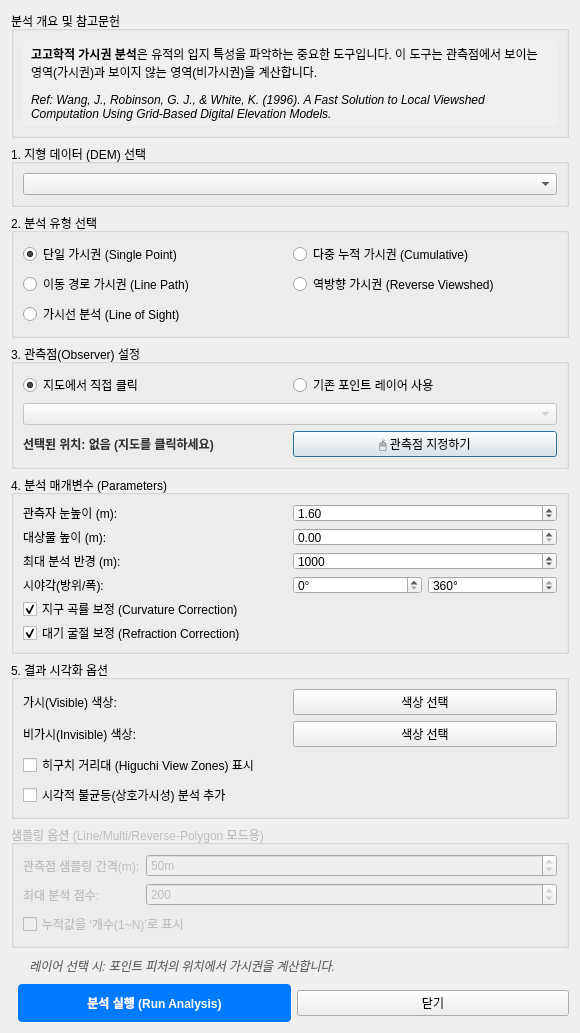
This is tools/viewshed_dialog_base.ui in lzpxilfe/ar as Qt 5 draws it before an edit. The edited form follows.
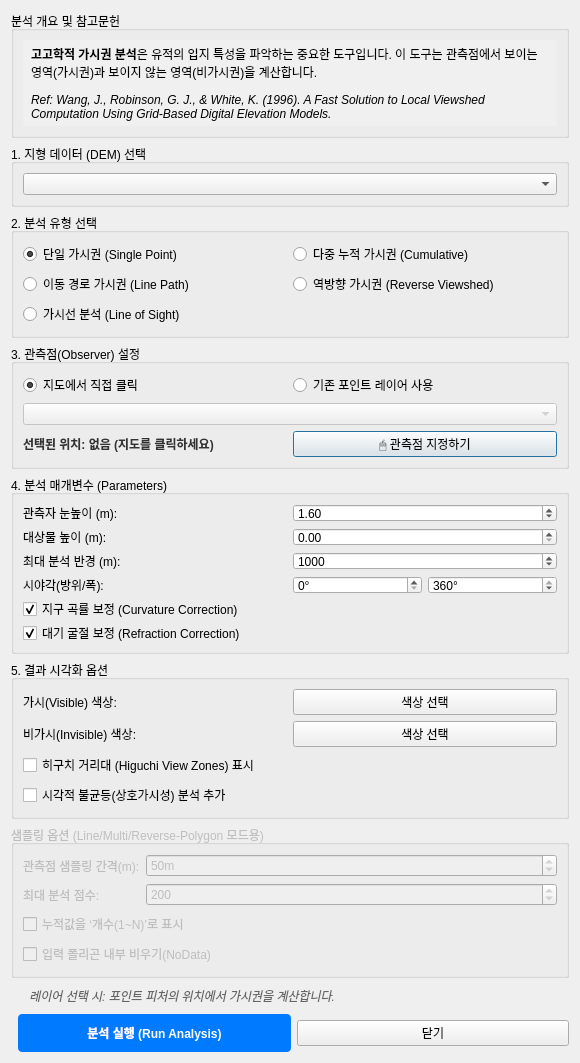
This is the edited form. Custom widgets are drawn as their Qt base class.

Commit message: Cumulative viewshed: optional cut-out of input polygon interior (v1.6.76)

```diff
--- a/tools/viewshed_dialog_base.ui
+++ b/tools/viewshed_dialog_base.ui
@@ -435,6 +435,23 @@
        </property>
       </widget>
      </item>
+     <item row="3" column="0" colspan="2">
+      <widget class="QCheckBox" name="chkCutoutInputPolygon">
+       <property name="text">
+        <string>입력 폴리곤 내부 비우기(NoData)</string>
+       </property>
+       <property name="toolTip">
+        <string>다중 누적 가시권에서 관측점 생성에 사용한 폴리곤 레이어의 내부를 결과에서 투명하게 비웁니다.
+체크 해제 시 폴리곤 내부도 누적 결과에 포함됩니다.</string>
+       </property>
+       <property name="checked">
+        <bool>false</bool>
+       </property>
+       <property name="visible">
+        <bool>false</bool>
+       </property>
+      </widget>
+     </item>
     </layout>
    </widget>
   </item>
```
The commit also changes 2 other files.
